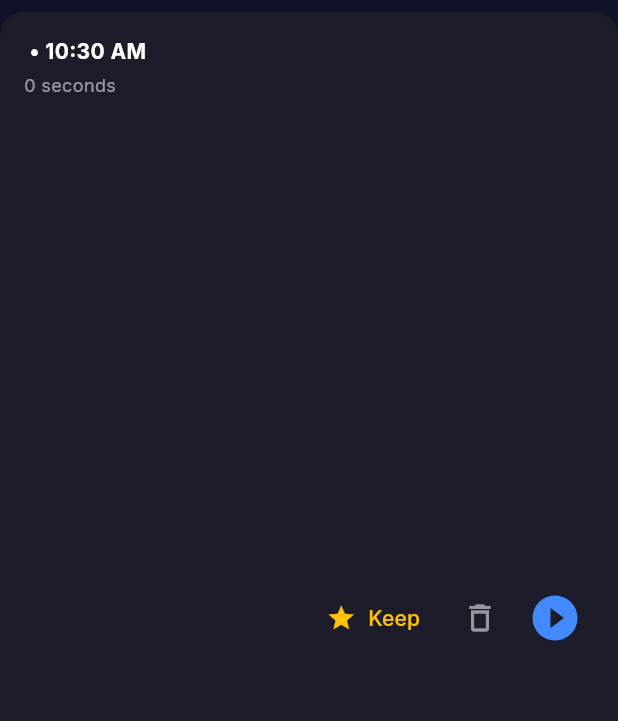
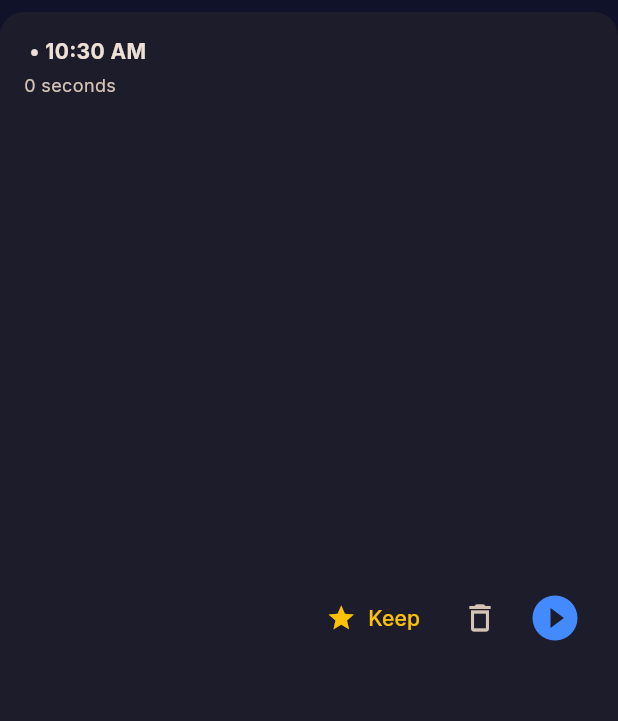
Before and after one commit to Yash-Nimkar0/chessAlarm, a Flutter app: the AudioClipTile widget shown alone on an empty page, opened directly with empty values, after a tap on "Keep", on a phone screen of 412 x 824 dp. Shown: the top 721 px of the screen. Run offline on Flutter 3.47's test engine with Material 3 defaults, Android fonts, the phone set to English and light mode, and no system bars; our stand-ins replace audioplayers, csv, fl_chart, flutter_local_notifications, geolocator, google_fonts and 6 more; missing offline and left inert: alarm, bishop, flutter_foreground_task, haptic_feedback, mobile_scanner, noise_meter and 3 more; accounts and stored records are empty; network calls fail.

Commit message:
Fix light mode text visibility: audio_clip_tile used hardcoded Colors.white on transparent card

```diff
--- a/lib/widgets/audio_clip_tile.dart
+++ b/lib/widgets/audio_clip_tile.dart
@@ -99,20 +99,20 @@ class _AudioClipTileState extends State<AudioClipTile> {
           Column(
             crossAxisAlignment: CrossAxisAlignment.start,
             children: [
-              Text('${widget.event.type} • $timeStr', style: const TextStyle(color: Colors.white, fontWeight: FontWeight.bold)),
+              Text('${widget.event.type} • $timeStr', style: TextStyle(color: Theme.of(context).colorScheme.onSurface, fontWeight: FontWeight.bold)),
               const SizedBox(height: 4),
-              Text('${widget.event.durationSeconds} seconds', style: const TextStyle(color: Colors.white54, fontSize: 12)),
+              Text('${widget.event.durationSeconds} seconds', style: TextStyle(color: Theme.of(context).colorScheme.onSurfaceVariant, fontSize: 12)),
             ],
           ),
           Row(
             children: [
               TextButton.icon(
-                icon: Icon(_isSaved ? Icons.star : Icons.star_border, color: _isSaved ? Colors.amber : Colors.white54, size: 20),
-                label: Text('Keep', style: TextStyle(color: _isSaved ? Colors.amber : Colors.white54)),
+                icon: Icon(_isSaved ? Icons.star : Icons.star_border, color: _isSaved ? Colors.amber : Theme.of(context).colorScheme.onSurfaceVariant, size: 20),
+                label: Text('Keep', style: TextStyle(color: _isSaved ? Colors.amber : Theme.of(context).colorScheme.onSurfaceVariant)),
                 onPressed: _toggleSave,
               ),
               IconButton(
-                icon: const Icon(Icons.delete_outline, color: Colors.white54),
+                icon: Icon(Icons.delete_outline, color: Theme.of(context).colorScheme.onSurfaceVariant),
                 onPressed: _deleteClip,
               ),
               IconButton(
```
